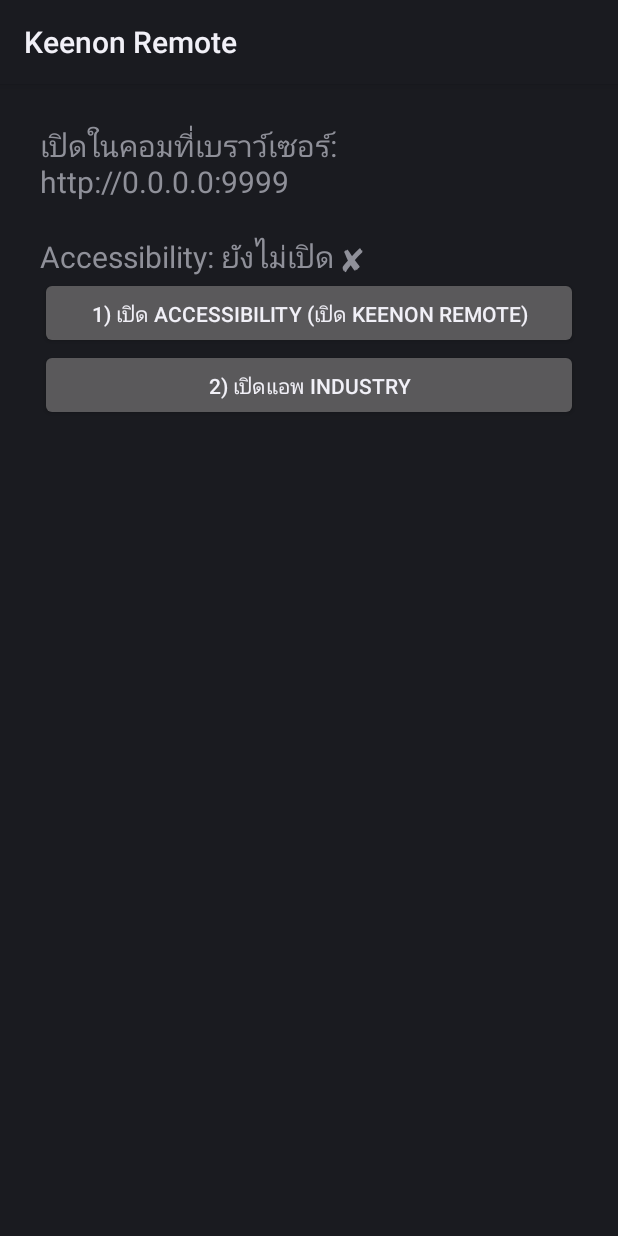
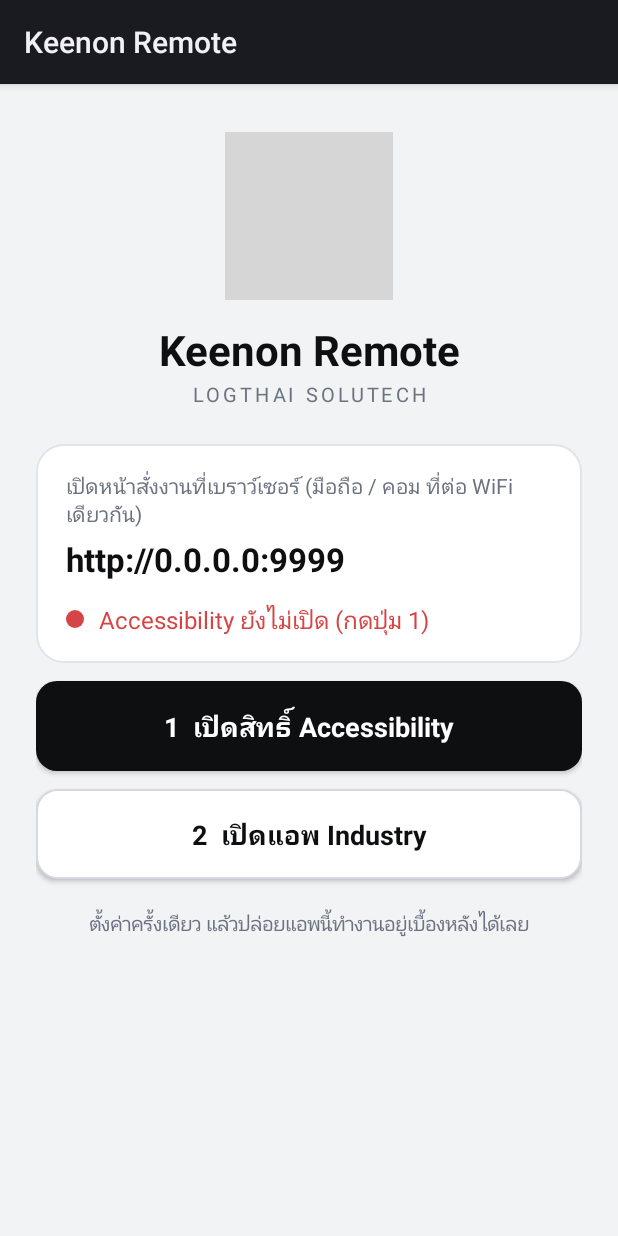
Before and after one commit to toomna7203-ship-it/KeenonRemote, an Android app: the screen it shows after launch (MainActivity), on a phone screen of 412 x 824 dp. Run offline under Robolectric (Android 15) with nearby library versions, the phone set to English and light mode, and no system bars; grey boxes are pictures that could not be loaded.

Commit message:
Update MainActivity.java

```diff
--- a/KeenonRemote/app/src/main/java/com/example/keenonremote/MainActivity.java
+++ b/KeenonRemote/app/src/main/java/com/example/keenonremote/MainActivity.java
@@ -1,36 +1,151 @@
 package com.example.keenonremote;
 import android.app.Activity;
 import android.content.Intent;
+import android.graphics.Color;
+import android.graphics.Typeface;
+import android.graphics.drawable.GradientDrawable;
 import android.net.wifi.WifiManager;
 import android.os.Bundle;
 import android.provider.Settings;
+import android.view.Gravity;
 import android.view.View;
 import android.widget.*;
 
 public class MainActivity extends Activity {
-    TextView info;
+    static final int INK = Color.parseColor("#0E0F11");
+    static final int PAPER = Color.parseColor("#F2F3F5");
+    static final int GREEN = Color.parseColor("#12A150");
+    static final int RED = Color.parseColor("#D64545");
+    static final int MUTED = Color.parseColor("#6B7280");
+
+    TextView addr, accState;
+    View accDot;
+
+    int dp(int v) { return (int) (v * getResources().getDisplayMetrics().density + 0.5f); }
+
+    GradientDrawable box(int color, int radiusDp, int strokeColor) {
+        GradientDrawable g = new GradientDrawable();
+        g.setColor(color);
+        g.setCornerRadius(dp(radiusDp));
+        if (strokeColor != 0) g.setStroke(dp(1), strokeColor);
+        return g;
+    }
+
+    Button bigButton(String text, boolean primary) {
+        Button b = new Button(this);
+        b.setText(text);
+        b.setAllCaps(false);
+        b.setTextSize(18);
+        b.setTypeface(Typeface.DEFAULT_BOLD);
+        b.setTextColor(primary ? Color.WHITE : INK);
+        b.setBackground(box(primary ? INK : Color.WHITE, 14, primary ? 0 : Color.parseColor("#D5D9E0")));
+        LinearLayout.LayoutParams lp = new LinearLayout.LayoutParams(-1, dp(60));
+        lp.topMargin = dp(12);
+        b.setLayoutParams(lp);
+        return b;
+    }
+
     @Override protected void onCreate(Bundle b) {
         super.onCreate(b);
         startService(new Intent(this, RobotService.class));
-        LinearLayout l = new LinearLayout(this);
-        l.setOrientation(LinearLayout.VERTICAL);
-        l.setPadding(40, 40, 40, 40);
-        info = new TextView(this); info.setTextSize(20);
-        Button acc = new Button(this); acc.setText("1) เปิด Accessibility (เปิด Keenon Remote)");
+
+        ScrollView sv = new ScrollView(this);
+        sv.setBackgroundColor(PAPER);
+        sv.setFillViewport(true);
+
+        LinearLayout root = new LinearLayout(this);
+        root.setOrientation(LinearLayout.VERTICAL);
+        root.setGravity(Gravity.CENTER_HORIZONTAL);
+        root.setPadding(dp(24), dp(32), dp(24), dp(32));
+        sv.addView(root, new ScrollView.LayoutParams(-1, -2));
+
+        // โลโก้ + ชื่อ
+        ImageView logo = new ImageView(this);
+        logo.setImageResource(R.mipmap.ic_launcher);
+        logo.setAdjustViewBounds(true);
+        root.addView(logo, new LinearLayout.LayoutParams(dp(112), dp(112)));
+
+        TextView title = new TextView(this);
+        title.setText("Keenon Remote");
+        title.setTextSize(28);
+        title.setTypeface(Typeface.DEFAULT_BOLD);
+        title.setTextColor(INK);
+        title.setGravity(Gravity.CENTER);
+        title.setPadding(0, dp(14), 0, 0);
+        root.addView(title);
+
+        TextView sub = new TextView(this);
+        sub.setText("LOGTHAI SOLUTECH");
+        sub.setTextSize(13);
+        sub.setLetterSpacing(0.2f);
+        sub.setTextColor(MUTED);
+        sub.setGravity(Gravity.CENTER);
+        sub.setPadding(0, dp(2), 0, dp(24));
+        root.addView(sub);
+
+        // การ์ดที่อยู่เว็บ
+        LinearLayout card = new LinearLayout(this);
+        card.setOrientation(LinearLayout.VERTICAL);
+        card.setPadding(dp(20), dp(18), dp(20), dp(18));
+        card.setBackground(box(Color.WHITE, 18, Color.parseColor("#E1E4EA")));
+        root.addView(card, new LinearLayout.LayoutParams(-1, -2));
+
+        TextView l1 = new TextView(this);
+        l1.setText("เปิดหน้าสั่งงานที่เบราว์เซอร์ (มือถือ / คอม ที่ต่อ WiFi เดียวกัน)");
+        l1.setTextSize(14);
+        l1.setTextColor(MUTED);
+        card.addView(l1);
+
+        addr = new TextView(this);
+        addr.setTextSize(22);
+        addr.setTypeface(Typeface.DEFAULT_BOLD);
+        addr.setTextColor(INK);
+        addr.setPadding(0, dp(6), 0, dp(14));
+        addr.setTextIsSelectable(true);
+        card.addView(addr);
+
+        LinearLayout row = new LinearLayout(this);
+        row.setOrientation(LinearLayout.HORIZONTAL);
+        row.setGravity(Gravity.CENTER_VERTICAL);
+        accDot = new View(this);
+        row.addView(accDot, new LinearLayout.LayoutParams(dp(12), dp(12)));
+        accState = new TextView(this);
+        accState.setTextSize(16);
+        accState.setPadding(dp(10), 0, 0, 0);
+        row.addView(accState);
+        card.addView(row);
+
+        // ปุ่ม
+        Button acc = bigButton("1  เปิดสิทธิ์ Accessibility", true);
         acc.setOnClickListener(new View.OnClickListener() { public void onClick(View v) {
+            Toast.makeText(MainActivity.this, "เลือก Keenon Remote แล้วกดเปิด", Toast.LENGTH_LONG).show();
             startActivity(new Intent(Settings.ACTION_ACCESSIBILITY_SETTINGS)); }});
-        Button open = new Button(this); open.setText("2) เปิดแอพ Industry");
+        Button open = bigButton("2  เปิดแอพ Industry", false);
         open.setOnClickListener(new View.OnClickListener() { public void onClick(View v) {
             Intent i = RobotAccessibilityService.launchIntent(MainActivity.this);
             if (i != null) startActivity(i); else Toast.makeText(MainActivity.this, "ไม่พบแอพ Industry", Toast.LENGTH_LONG).show(); }});
-        l.addView(info); l.addView(acc); l.addView(open);
-        setContentView(l);
+        root.addView(acc);
+        root.addView(open);
+
+        TextView foot = new TextView(this);
+        foot.setText("ตั้งค่าครั้งเดียว แล้วปล่อยแอพนี้ทำงานอยู่เบื้องหลังได้เลย");
+        foot.setTextSize(13);
+        foot.setTextColor(MUTED);
+        foot.setGravity(Gravity.CENTER);
+        foot.setPadding(0, dp(20), 0, 0);
+        root.addView(foot);
+
+        setContentView(sv);
     }
+
     @Override protected void onResume() {
         super.onResume();
         int ip = ((WifiManager) getSystemService(WIFI_SERVICE)).getConnectionInfo().getIpAddress();
         String s = (ip & 255) + "." + ((ip >> 8) & 255) + "." + ((ip >> 16) & 255) + "." + ((ip >> 24) & 255);
-        info.setText("เปิดในคอมที่เบราว์เซอร์:\nhttp://" + s + ":" + RobotService.PORT + "\n\nAccessibility: " +
-            (RobotAccessibilityService.instance != null ? "เปิดแล้ว ✔" : "ยังไม่เปิด ✘"));
+        addr.setText("http://" + s + ":" + RobotService.PORT);
+        boolean on = RobotAccessibilityService.instance != null;
+        accState.setText(on ? "Accessibility เปิดแล้ว พร้อมใช้งาน" : "Accessibility ยังไม่เปิด (กดปุ่ม 1)");
+        accState.setTextColor(on ? GREEN : RED);
+        accDot.setBackground(box(on ? GREEN : RED, 6, 0));
     }
 }
```
